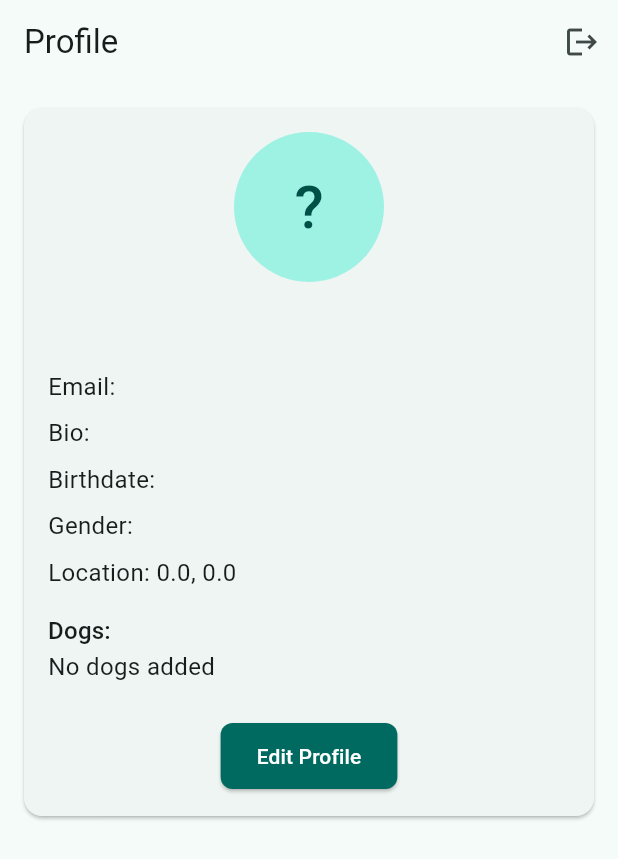
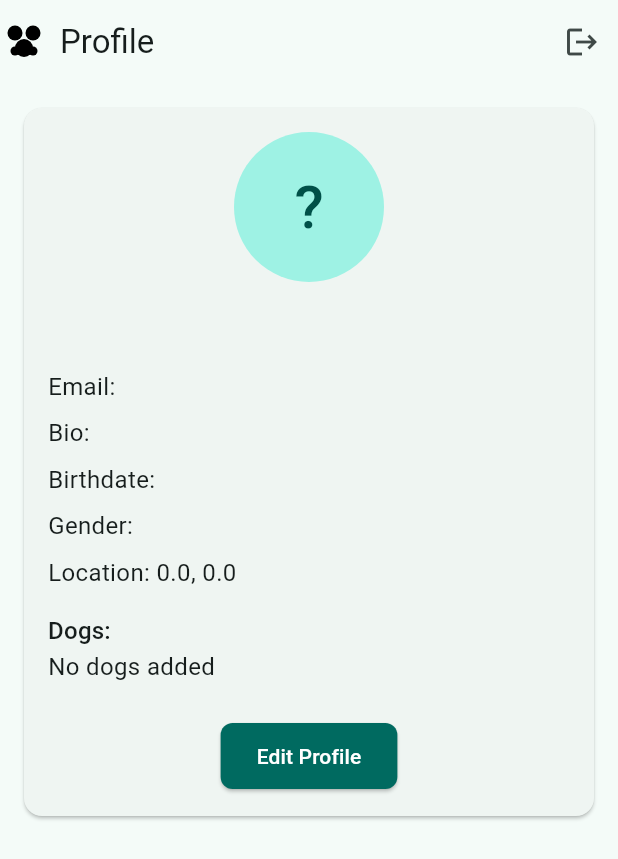
Before and after one commit to NureSemenenkoKostiantyn/paw-connect-app, a Flutter app: the ProfileScreen screen opened by its route, on a phone screen of 412 x 824 dp. Shown: the top 859 px of the screen. Run offline on Flutter 3.47's test engine with Material 3 defaults, Android fonts, the phone set to English and light mode, and no system bars; our stand-ins replace cookie_jar, dio, dio_cookie_manager, flutter_svg, geolocator, go_router; accounts and stored records are empty; network calls fail.

Commit message:
Add main app bar with logo and logout

```diff
--- a/mobile/lib/src/app.dart
+++ b/mobile/lib/src/app.dart
@@ -3,6 +3,8 @@ import 'package:go_router/go_router.dart';
 import 'features/auth/presentation/login_screen.dart';
 import 'features/auth/presentation/signup_screen.dart';
 import 'features/map/presentation/map_screen.dart';
+import 'features/home/presentation/home_screen.dart';
+import 'features/chat/presentation/chat_screen.dart';
 import 'features/profile/profile_completion_screen.dart';
 import 'features/profile/presentation/profile_screen.dart';
 import 'features/dog/presentation/dog_profile_screen.dart';
@@ -65,9 +67,9 @@ class _MyHomePageState extends State<MyHomePage> {
   int _selectedIndex = 0;
 
   static final List<Widget> _pages = <Widget>[
-    const Center(child: Text('Home')),
+    const HomeScreen(),
     const MapScreen(),
-    const Center(child: Text('Chat')),
+    const ChatScreen(),
     const ProfileScreen(),
   ];
 
--- a/mobile/lib/src/features/map/presentation/map_screen.dart
+++ b/mobile/lib/src/features/map/presentation/map_screen.dart
@@ -1,4 +1,5 @@
 import 'package:flutter/material.dart';
+import '../../../shared/main_app_bar.dart';
 
 class MapScreen extends StatefulWidget {
   const MapScreen({super.key});
@@ -11,6 +12,7 @@ class _MapScreenState extends State<MapScreen> {
   @override
   Widget build(BuildContext context) {
     return const Scaffold(
+      appBar: MainAppBar(title: 'Map'),
       body: Center(
         child: Text('Map page placeholder'),
       ),
--- a/mobile/lib/src/features/profile/presentation/profile_screen.dart
+++ b/mobile/lib/src/features/profile/presentation/profile_screen.dart
@@ -1,11 +1,10 @@
-import 'dart:math';
 import 'package:flutter/material.dart';
 import 'package:go_router/go_router.dart';
 import '../../../models/current_user_response.dart';
 import '../../../models/dog.dart';
 import '../../../services/user_service.dart';
-import '../../../services/http_client.dart';
 import '../../dog/presentation/dog_card.dart';
+import '../../../shared/main_app_bar.dart';
 
 class ProfileScreen extends StatefulWidget {
   const ProfileScreen({super.key});
@@ -34,20 +33,10 @@ class _ProfileScreenState extends State<ProfileScreen> {
     }
   }
 
-  Future<void> _logout() async {
-    await HttpClient.instance.clearCookies();
-    if (mounted) context.go('/');
-  }
-
   @override
   Widget build(BuildContext context) {
     return Scaffold(
-      appBar: AppBar(
-        title: const Text('Profile'),
-        actions: [
-          IconButton(onPressed: _logout, icon: const Icon(Icons.logout)),
-        ],
-      ),
+      appBar: const MainAppBar(title: 'Profile'),
       body: RefreshIndicator(
         onRefresh: _loadUser,
         child: _loading
--- /dev/null
+++ b/mobile/lib/src/shared/main_app_bar.dart
@@ -0,0 +1,37 @@
+import 'package:flutter/material.dart';
+import 'package:flutter_svg/flutter_svg.dart';
+import 'package:go_router/go_router.dart';
+import '../services/http_client.dart';
+
+class MainAppBar extends StatelessWidget implements PreferredSizeWidget {
+  final String title;
+  const MainAppBar({super.key, required this.title});
+
+  Future<void> _logout(BuildContext context) async {
+    await HttpClient.instance.clearCookies();
+    if (context.mounted) context.go('/');
+  }
+
+  @override
+  Widget build(BuildContext context) {
+    return AppBar(
+      titleSpacing: 0,
+      title: Row(
+        children: [
+          SvgPicture.asset('assets/logo.svg', height: 32),
+          const SizedBox(width: 8),
+          Text(title),
+        ],
+      ),
+      actions: [
+        IconButton(
+          onPressed: () => _logout(context),
+          icon: const Icon(Icons.logout),
+        ),
+      ],
+    );
+  }
+
+  @override
+  Size get preferredSize => const Size.fromHeight(kToolbarHeight);
+}
--- a/mobile/pubspec.yaml
+++ b/mobile/pubspec.yaml
@@ -39,6 +39,7 @@ dependencies:
   dio_cookie_manager: ^3.2.0
   go_router: ^15.1.1
   geolocator: ^14.0.1
+  flutter_svg: ^2.0.9
 
 dev_dependencies:
   flutter_test:
@@ -61,6 +62,8 @@ flutter:
   # included with your application, so that you can use the icons in
   # the material Icons class.
   uses-material-design: true
+  assets:
+    - assets/logo.svg
 
   # To add assets to your application, add an assets section, like this:
   # assets:
```
Also changed, not shown: mobile/lib/src/features/chat/presentation/chat_screen.dart (added, +14 -0 lines), mobile/lib/src/features/home/presentation/home_screen.dart (added, +14 -0 lines), mobile/assets/logo.svg (added).
